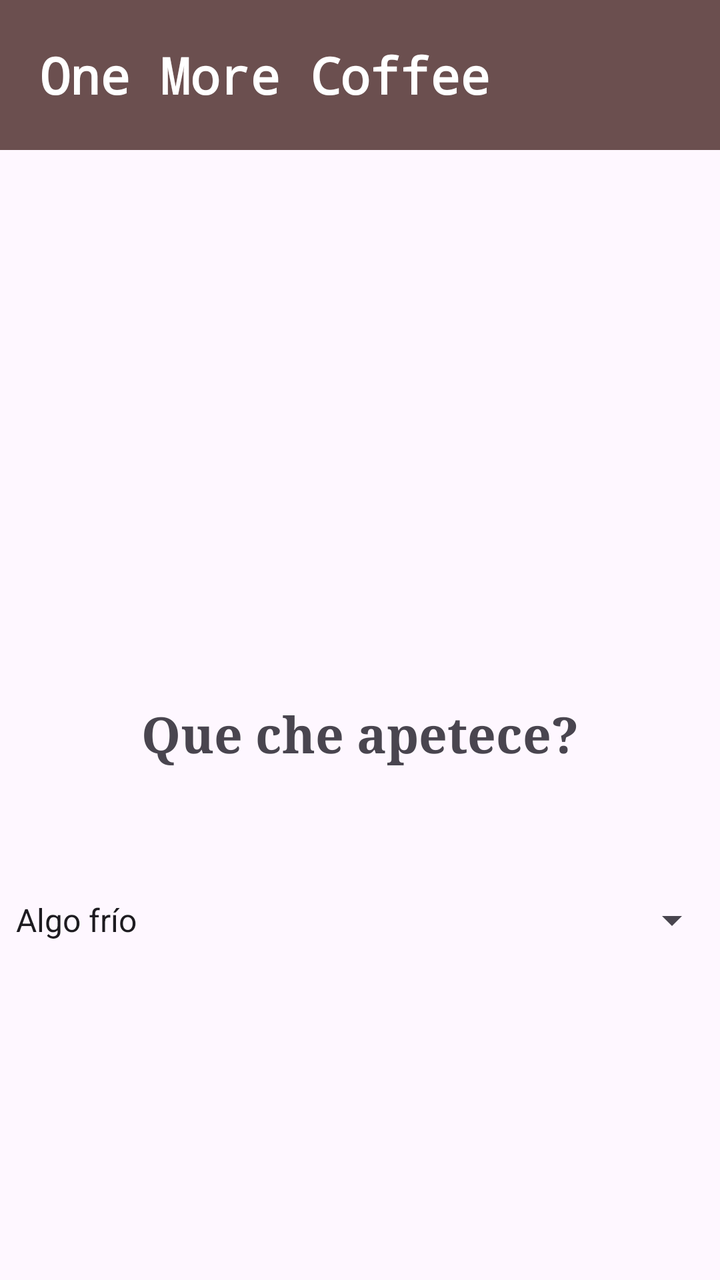
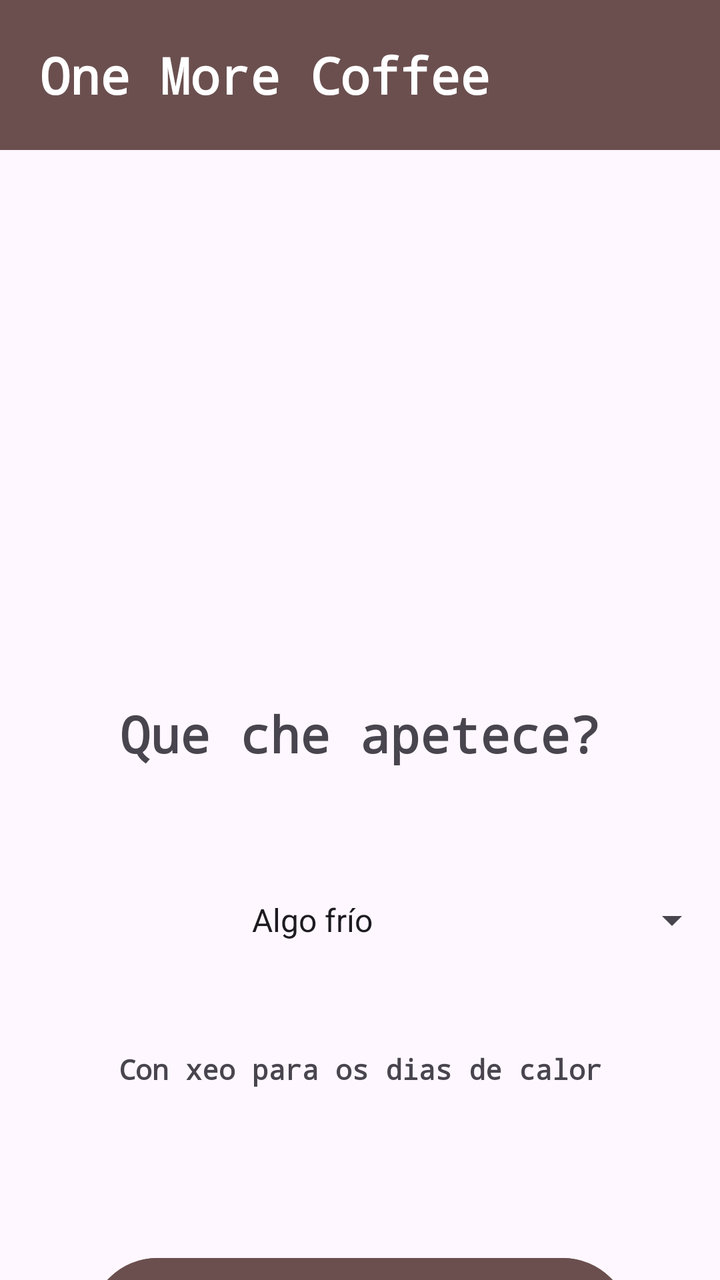

An Android layout rendered at two revisions. The XML below is the earlier revision; the diff shows what the commit changed to produce the second picture.
<!-- AndroidManifest.xml: application theme Theme.OneMoreCoffeCompleto -->
<!-- res/layout/fragment_seleccion.xml -->
<?xml version="1.0" encoding="utf-8"?>
<androidx.constraintlayout.widget.ConstraintLayout xmlns:android="http://schemas.android.com/apk/res/android"
    android:layout_width="match_parent"
    android:layout_height="match_parent"
    xmlns:app="http://schemas.android.com/apk/res-auto"
    xmlns:tool="http://schemas.android.com/tools">

    <LinearLayout
        android:layout_width="match_parent"
        android:layout_height="match_parent"
        android:orientation="vertical"
        >

        <TextView
            android:id="@+id/tvCabeceira"
            android:layout_width="match_parent"
            android:layout_height="75dp"
            android:paddingStart="20dp"
            android:paddingEnd="0dp"

            app:layout_constraintStart_toStartOf="parent"
            app:layout_constraintTop_toTopOf="parent"

            android:text="@string/strCabeceira"
            android:textStyle="bold"
            android:textColor="@color/white"
            android:gravity="center_vertical"
            android:textSize="25sp"
            android:fontFamily="monospace"

            android:background="#6B4F4F"
            />

        <ImageView
            android:id="@+id/ivCabeceira"
            android:layout_width="match_parent"
            android:layout_height="240dp"
            />

        <TextView
            android:id="@+id/tvPregunta"
            android:layout_width="match_parent"
            android:layout_height="110dp"
            android:paddingVertical="35dp"
            android:text="@string/strPregunta"

            android:textSize="25sp"
            android:textAlignment="center"
            android:fontFamily="serif"
            android:textStyle="bold"
            />
        <Spinner
            android:id="@+id/spTipoCafe"
            android:layout_width="match_parent"
            android:layout_height="70dp"

            android:entries="@array/entriesSpTipoCafe"
            android:gravity=""

            />






    </LinearLayout>

</androidx.constraintlayout.widget.ConstraintLayout>
<!-- resources referenced by this layout -->
<resources>
  <string-array name="entriesSpTipoCafe">
          <item>Algo frío</item>
          <item>Descafeinado</item>
          <item>Algo intenso</item>
          <item>Algo exótico</item>
      </string-array>
  <color name="white">#FFFFFFFF</color>
  <string name="strCabeceira">One More Coffee</string>
  <string name="strPregunta">Que che apetece?</string>
  <style name="Theme.OneMoreCoffeCompleto" parent="Base.Theme.OneMoreCoffeCompleto" />
  <style name="Base.Theme.OneMoreCoffeCompleto" parent="Theme.Material3.DayNight.NoActionBar">
          
          
      </style>
</resources>

<!-- the commit's change to res/layout/fragment_seleccion.xml (unified diff, before → after) -->
@@ -45,23 +45,37 @@
             android:text="@string/strPregunta"
 
             android:textSize="25sp"
-            android:textAlignment="center"
-            android:fontFamily="serif"
-            android:textStyle="bold"
+            style="@style/myStyle"
+
             />
         <Spinner
             android:id="@+id/spTipoCafe"
             android:layout_width="match_parent"
             android:layout_height="70dp"
+            style="@style/myStyle"
 
             android:entries="@array/entriesSpTipoCafe"
-            android:gravity=""
 
             />
+        <TextView
+            android:id="@+id/tvDescricionTipo"
+            android:layout_width="match_parent"
+            android:layout_height="85dp"
+            android:text="@string/strDescricion"
+            style="@style/myStyle"
+            android:paddingVertical="30dp"
+            />
 
-
-
-
+        <Button
+            android:layout_margin="45dp"
+            android:layout_width="match_parent"
+            android:layout_height="75dp"
+            style="@style/myStyle"
+            android:textColor="@color/white"
+            android:text="@string/btnRecomendar"
+            android:textSize="20sp"
+            android:backgroundTint="#6B4F4F"
+            />
 
 
     </LinearLayout>
<!-- resource entries referenced after the edit -->
@@ -7,12 +7,18 @@
           <item>Algo exótico</item>
       </string-array>
   <color name="white">#FFFFFFFF</color>
+  <string name="btnRecomendar">Recomiendame!</string>
   <string name="strCabeceira">One More Coffee</string>
+  <string name="strDescricion">Con xeo para os dias de calor</string>
   <string name="strPregunta">Que che apetece?</string>
+  <style name="myStyle">
+          <item name="fontFamily">monospace</item>
+          <item name="android:textStyle">bold</item>
+          <item name="android:textAlignment">center</item>
+      </style>
   <style name="Theme.OneMoreCoffeCompleto" parent="Base.Theme.OneMoreCoffeCompleto" />
   <style name="Base.Theme.OneMoreCoffeCompleto" parent="Theme.Material3.DayNight.NoActionBar">
-          
-          
+  
       </style>
 </resources>
 
